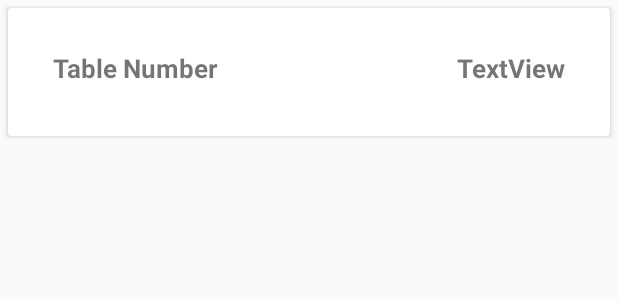
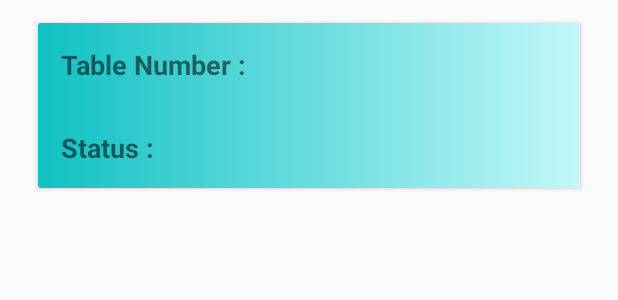
Before and after one commit to NightMare8587/FastwayAdmin, an Android app: the layout table_info.xml on its own in the app's theme, with its tools: preview values and no code run, on a phone screen of 412 x 824 dp. Shown: the top 300 px of the screen. Run offline under Robolectric (Android 15) with nearby library versions, the phone set to English and light mode, and no system bars.

Commit message:
tables layout changes

```diff
--- a/app/src/main/java/com/example/fastwayadmin/Login/MainActivity.java
+++ b/app/src/main/java/com/example/fastwayadmin/Login/MainActivity.java
@@ -108,15 +108,15 @@ ACProgressFlower flower;
         setContentView(R.layout.activity_main);
         initialise();
         currentUser = FirebaseAuth.getInstance().getCurrentUser();
-        FirebaseAuth.getInstance().signOut();
+
 //        Sprite bounce = new Wave();
 //        spinKitView.setColor(R.color.teal_200);
 //        spinKitView.setIndeterminateDrawable(bounce);
         checkPermissions();
-//        if(currentUser != null){
-//            startActivity(new Intent(getApplicationContext(),Info.class));
-//            finish();
-//        }
+        if(currentUser != null){
+            startActivity(new Intent(getApplicationContext(),Info.class));
+            finish();
+        }
 
         loginInfo = getSharedPreferences("loginInfo",MODE_PRIVATE);
         editor = loginInfo.edit();
--- a/app/src/main/java/com/example/fastwayadmin/Tables/TableView.java
+++ b/app/src/main/java/com/example/fastwayadmin/Tables/TableView.java
@@ -34,7 +34,7 @@ public class TableView extends RecyclerView.Adapter<TableView.TableAdapter> {
 
     @Override
     public void onBindViewHolder(@NonNull TableAdapter holder, int position) {
-        holder.tableNum.setText(tables.get(position));
+        holder.tableNum.setText("Table Number : " + tables.get(position));
         holder.status.setText(status.get(position));
     }
 
--- /dev/null
+++ b/app/src/main/res/drawable/gradient1.xml
@@ -0,0 +1,13 @@
+<?xml version="1.0" encoding="utf-8"?>
+<shape xmlns:android="http://schemas.android.com/apk/res/android">
+
+    <gradient
+        android:type="linear"
+        android:angle="0"
+        android:startColor="#10C1C3"
+        android:endColor="#C2F8F9"
+        >
+
+    </gradient>
+
+</shape>
--- a/app/src/main/res/layout/table_info.xml
+++ b/app/src/main/res/layout/table_info.xml
@@ -2,36 +2,38 @@
 <androidx.cardview.widget.CardView xmlns:android="http://schemas.android.com/apk/res/android"
     xmlns:app="http://schemas.android.com/apk/res-auto"
     xmlns:tools="http://schemas.android.com/tools"
-    android:layout_width="match_parent" android:layout_height="85dp"
-    android:padding="10dp"
-    android:layout_margin="5dp">
+    android:layout_width="match_parent" android:layout_height="110dp"
 
-    <androidx.constraintlayout.widget.ConstraintLayout
+    android:layout_marginLeft="25dp"
+    android:layout_marginRight="25dp"
+    android:layout_marginTop="15dp"
+    android:layout_marginBottom="5dp">
+
+    <LinearLayout
         android:layout_width="match_parent"
+        android:orientation="vertical"
+        android:background="@drawable/gradient1"
         android:layout_height="match_parent">
 
         <TextView
-            android:id="@+id/numberOfTable"
             android:layout_width="wrap_content"
             android:layout_height="wrap_content"
-            android:layout_marginStart="30dp"
-            android:layout_marginTop="28dp"
-            android:text="Table Number"
-            android:textSize="17sp"
+            android:text="Table Number : "
+            android:layout_margin="15dp"
             android:textStyle="bold"
-            app:layout_constraintStart_toStartOf="parent"
-            app:layout_constraintTop_toTopOf="parent" />
+            android:textSize="18sp"
+            android:id="@+id/numberOfTable"/>
 
         <TextView
+            android:layout_width="wrap_content"
+            android:layout_margin="15dp"
+            android:layout_height="wrap_content"
+            android:text="Status : "
+
+            android:textStyle="bold"
+            android:textSize="18sp"
             android:id="@+id/statusOfTable"
-            android:layout_width="wrap_content"
-            android:layout_height="wrap_content"
-            android:layout_marginTop="28dp"
-            android:layout_marginEnd="30dp"
-            android:text="TextView"
-            android:textSize="17sp"
-            android:textStyle="bold"
-            app:layout_constraintEnd_toEndOf="parent"
-            app:layout_constraintTop_toTopOf="parent" />
-    </androidx.constraintlayout.widget.ConstraintLayout>
+            />
+
+    </LinearLayout>
 </androidx.cardview.widget.CardView>
--- a/app/src/main/res/layout/tables.xml
+++ b/app/src/main/res/layout/tables.xml
@@ -31,8 +31,10 @@
 
     <androidx.swiperefreshlayout.widget.SwipeRefreshLayout
         android:id="@+id/tableRefreshLayout"
-        android:layout_width="411dp"
-        android:layout_height="676dp"
+        android:layout_width="0dp"
+        android:layout_height="0dp"
+        android:layout_marginBottom="65dp"
+        app:layout_constraintBottom_toBottomOf="parent"
         app:layout_constraintEnd_toEndOf="parent"
         app:layout_constraintStart_toStartOf="parent"
         app:layout_constraintTop_toBottomOf="@+id/tableBar">
```
